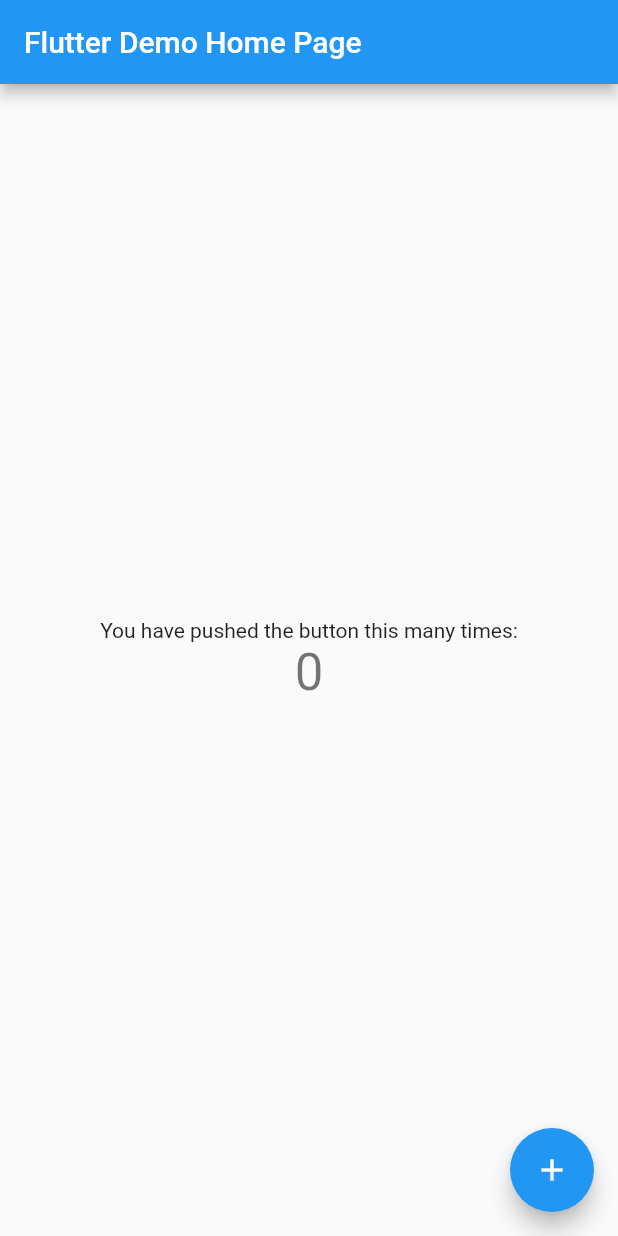
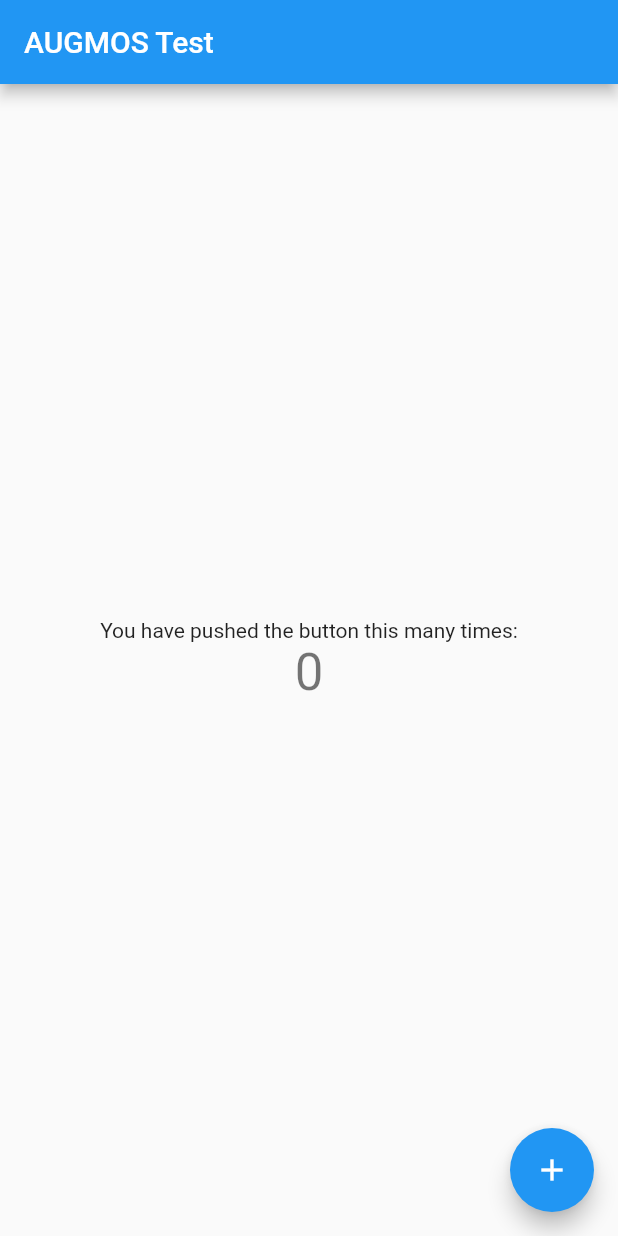
Before and after one commit to augmos/app-poc, a Flutter app: the screen it shows after launch, on a phone screen of 412 x 824 dp. Run offline on Flutter 3.47's test engine with Material 2 defaults, Android fonts, the phone set to English and light mode, and no system bars.

```diff
--- a/lib/main.dart
+++ b/lib/main.dart
@@ -9,34 +9,15 @@ class MyApp extends StatelessWidget {
     return MaterialApp(
       title: 'Flutter Demo',
       theme: ThemeData(
-        // This is the theme of your application.
-        //
-        // Try running your application with "flutter run". You'll see the
-        // application has a blue toolbar. Then, without quitting the app, try
-        // changing the primarySwatch below to Colors.green and then invoke
-        // "hot reload" (press "r" in the console where you ran "flutter run",
-        // or simply save your changes to "hot reload" in a Flutter IDE).
-        // Notice that the counter didn't reset back to zero; the application
-        // is not restarted.
         primarySwatch: Colors.blue,
       ),
-      home: MyHomePage(title: 'Flutter Demo Home Page'),
+      home: MyHomePage(title: 'AUGMOS Test'),
     );
   }
 }
 
 class MyHomePage extends StatefulWidget {
   MyHomePage({Key key, this.title}) : super(key: key);
-
-  // This widget is the home page of your application. It is stateful, meaning
-  // that it has a State object (defined below) that contains fields that affect
-  // how it looks.
-
-  // This class is the configuration for the state. It holds the values (in this
-  // case the title) provided by the parent (in this case the App widget) and
-  // used by the build method of the State. Fields in a Widget subclass are
-  // always marked "final".
-
   final String title;
 
   @override
@@ -48,11 +29,6 @@ class _MyHomePageState extends State<MyHomePage> {
 
   void _incrementCounter() {
     setState(() {
-      // This call to setState tells the Flutter framework that something has
-      // changed in this State, which causes it to rerun the build method below
-      // so that the display can reflect the updated values. If we changed
-      // _counter without calling setState(), then the build method would not be
-      // called again, and so nothing would appear to happen.
       _counter++;
     });
   }
```
Also changed, not shown: 94 other files.
